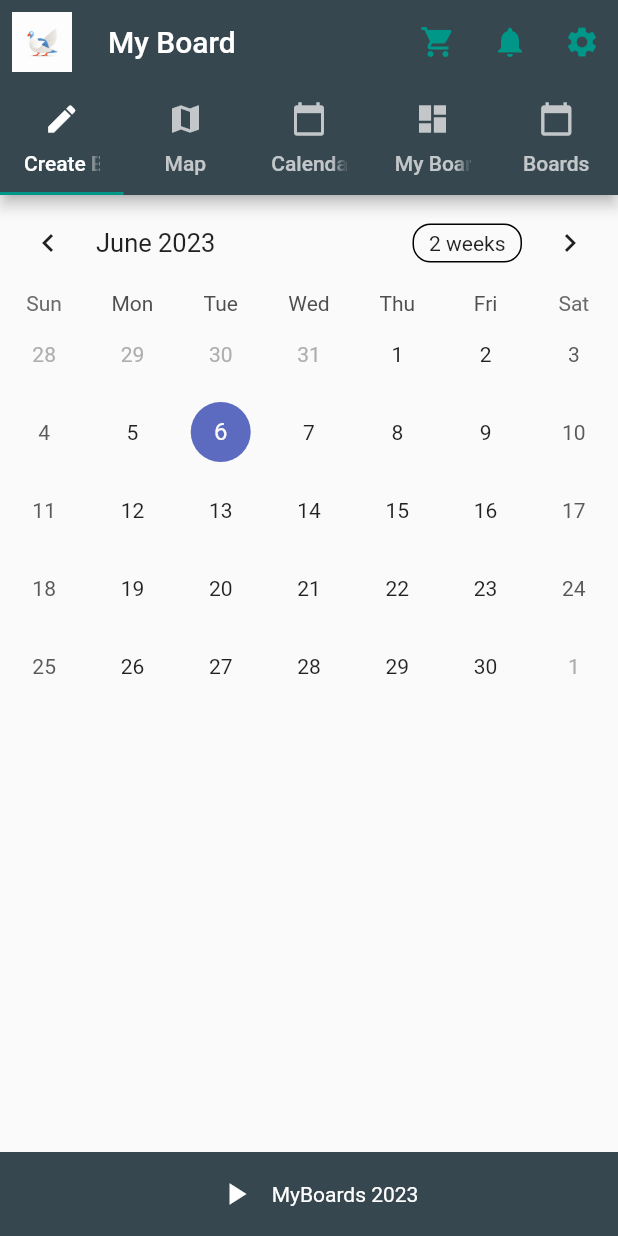
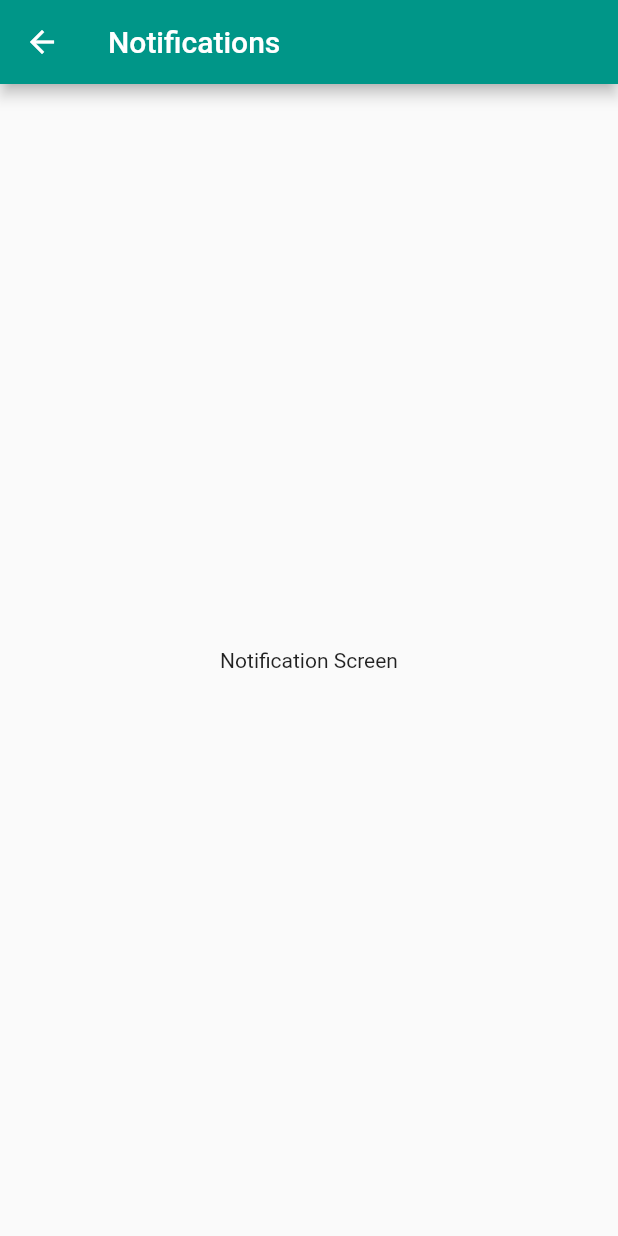
Before and after one commit to vipinchandranp/myboard, a Flutter app: the screen it shows after launch, after a tap on "Login", after a tap on the "notifications" icon, on a phone screen of 412 x 824 dp. Run offline on Flutter 3.47's test engine with Material 2 defaults, Android fonts, the phone set to English and light mode, and no system bars; drawn by our look-alikes of table_calendar; our stand-ins replace bloc, equatable, flutter_bloc, flutter_rating_bar, google_maps_flutter, image_picker and 2 more.

Commit message:
basic skeleton

```diff
--- /dev/null
+++ b/lib/screens/create_bord_screen.dart
@@ -0,0 +1,74 @@
+import 'package:flutter/material.dart';
+
+class CreateBoardScreen extends StatefulWidget {
+  @override
+  _CreateBoardScreenState createState() => _CreateBoardScreenState();
+}
+
+class _CreateBoardScreenState extends State<CreateBoardScreen> {
+  List<Widget> _draggedItems = [];
+
+  @override
+  Widget build(BuildContext context) {
+    return Scaffold(
+      appBar: AppBar(
+        title: Text('Create Board'),
+      ),
+      body: Row(
+        children: [
+          Expanded(
+            flex: 2,
+            child: buildMenuGrid(),
+          ),
+          Expanded(
+            flex: 5,
+            child: buildContainer(),
+          ),
+        ],
+      ),
+    );
+  }
+
+  Widget buildMenuGrid() {
+    return GridView.count(
+      crossAxisCount: 3,
+      children: [
+        // Add your draggable items here
+        Draggable(
+          child: Container(
+            color: Colors.blue,
+            child: Center(child: Text('Draggable 1')),
+          ),
+          feedback: Container(
+            color: Colors.blue.withOpacity(0.5),
+            child: Center(child: Text('Draggable 1')),
+          ),
+          childWhenDragging: Container(),
+        ),
+        Draggable(
+          child: Container(
+            color: Colors.green,
+            child: Center(child: Text('Draggable 2')),
+          ),
+          feedback: Container(
+            color: Colors.green.withOpacity(0.5),
+            child: Center(child: Text('Draggable 2')),
+          ),
+          childWhenDragging: Container(),
+        ),
+        // Add more draggable items as needed
+      ],
+    );
+  }
+
+  Widget buildContainer() {
+    return Container(
+      color: Colors.grey,
+      child: Stack(
+        children: [
+          ..._draggedItems,
+        ],
+      ),
+    );
+  }
+}
--- a/lib/screens/home_screen.dart
+++ b/lib/screens/home_screen.dart
@@ -1,4 +1,6 @@
 import 'package:flutter/material.dart';
+import 'package:myboard/screens/create_bord_screen.dart';
+import 'package:myboard/screens/notification_screen.dart';
 import 'package:table_calendar/table_calendar.dart';
 import 'package:video_player/video_player.dart';
 import 'package:flutter_rating_bar/flutter_rating_bar.dart';
@@ -101,6 +103,7 @@ class _HomeScreenState extends State<HomeScreen>
         backgroundColor: Colors.blueGrey[800],
         bottom: TabBar(
           controller: _tabController,
+          indicatorColor: Colors.white,
           tabs: [
             Tab(
               text: 'Create Board',
@@ -134,8 +137,11 @@ class _HomeScreenState extends State<HomeScreen>
           ),
           IconButton(
             onPressed: () {
-              // Handle button pressed
-              // Add your logic here
+              // Open the notification screen when the notification icon is clicked
+              Navigator.push(
+                context,
+                MaterialPageRoute(builder: (context) => NotificationScreen()),
+              );
             },
             icon: Icon(Icons.notifications, color: Colors.teal),
           ),
@@ -161,7 +167,7 @@ class _HomeScreenState extends State<HomeScreen>
                 children: [
                   CircleAvatar(
                     radius: 30,
-                    backgroundImage: AssetImage('assets/myboard_logo1.png'),
+                    backgroundImage: AssetImage('assets/profile_image.jpg'),
                   ),
                   SizedBox(height: 8),
                   Text(
@@ -213,7 +219,10 @@ class _HomeScreenState extends State<HomeScreen>
       body: TabBarView(
         controller: _tabController,
         children: [
+          buildCreateBoard(),
+          buildMaps(),
           buildCalendarTab(),
+          buildMyBoard(),
           buildAdsTab(),
         ],
       ),
@@ -294,7 +303,17 @@ class _HomeScreenState extends State<HomeScreen>
                 },
                 child: Container(
                   padding: const EdgeInsets.all(16),
-                  color: Colors.white,
+                  decoration: BoxDecoration(
+                    image: DecorationImage(
+                      image: AssetImage('assets/canvas.jpg'),
+                      fit: BoxFit.cover,
+                    ),
+                    border: Border.all(
+                      color: Colors.brown[400]!,
+                      width: 1.0,
+                    ),
+                    borderRadius: BorderRadius.circular(10.0),
+                  ),
                   child: Column(
                     crossAxisAlignment: CrossAxisAlignment.start,
                     children: [
@@ -312,7 +331,7 @@ class _HomeScreenState extends State<HomeScreen>
                             Icon(
                               Icons.live_tv,
                               color:
-                                  adItem.isRejected ? Colors.red : Colors.green,
+                              adItem.isRejected ? Colors.red : Colors.green,
                             ),
                           PopupMenuButton<String>(
                             itemBuilder: (context) => [
@@ -428,7 +447,7 @@ class _HomeScreenState extends State<HomeScreen>
                                 _videoPlayerController!.value.isInitialized)
                               AspectRatio(
                                 aspectRatio:
-                                    _videoPlayerController!.value.aspectRatio,
+                                _videoPlayerController!.value.aspectRatio,
                                 child: VideoPlayer(_videoPlayerController!),
                               ),
                             if (!_isVideoPlaying || _currentVideoIndex != index)
@@ -491,6 +510,15 @@ class _HomeScreenState extends State<HomeScreen>
       ),
     );
   }
+  Widget buildCreateBoard() {
+    return CreateBoardScreen();
+  }
+  Widget buildMyBoard() {
+    return SingleChildScrollView();
+  }
+  Widget buildMaps() {
+    return SingleChildScrollView();
+  }
 }
 
 class AdItem {
--- /dev/null
+++ b/lib/screens/notification_screen.dart
@@ -0,0 +1,15 @@
+import 'package:flutter/material.dart';
+
+class NotificationScreen extends StatelessWidget {
+  @override
+  Widget build(BuildContext context) {
+    return Scaffold(
+      appBar: AppBar(
+        title: Text('Notifications'),
+      ),
+      body: Center(
+        child: Text('Notification Screen'),
+      ),
+    );
+  }
+}
--- a/pubspec.yaml
+++ b/pubspec.yaml
@@ -65,6 +65,7 @@ flutter:
     - assets/myboard_logo2.png
     - assets/myboard_logo1.png
     - assets/videos/samplevideo.mp4
+    - assets/canvas.jpg
   # The following line ensures that the Material Icons font is
   # included with your application, so that you can use the icons in
   # the material Icons class.
```
Also changed, not shown: assets/canvas.jpg (added).
